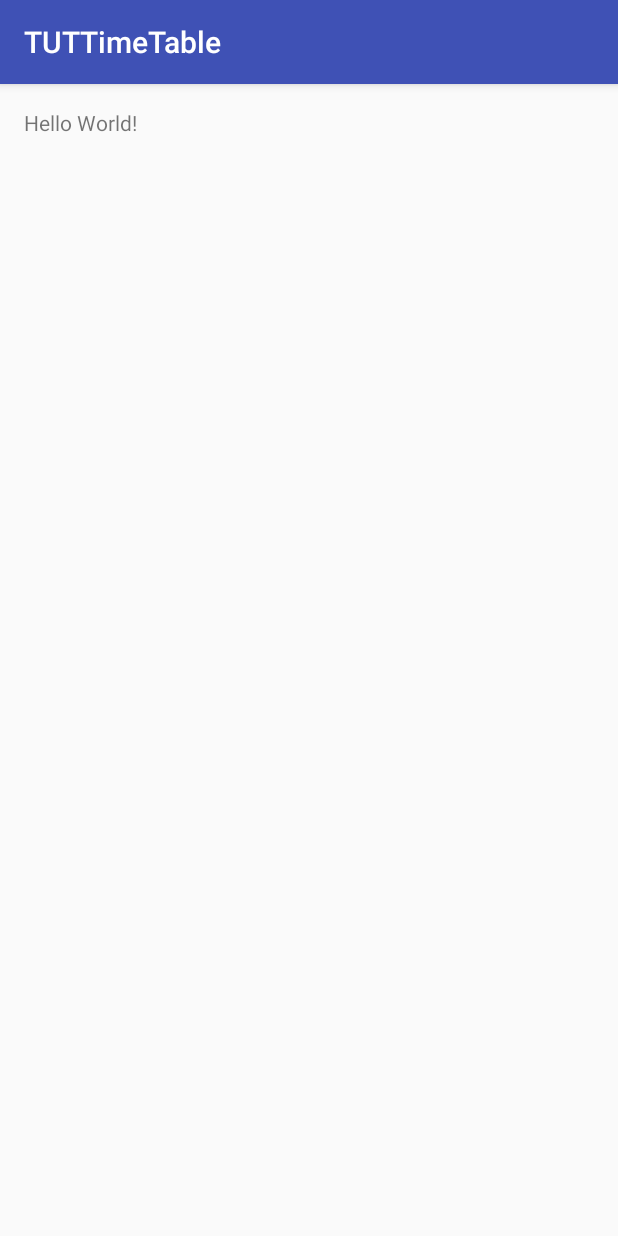
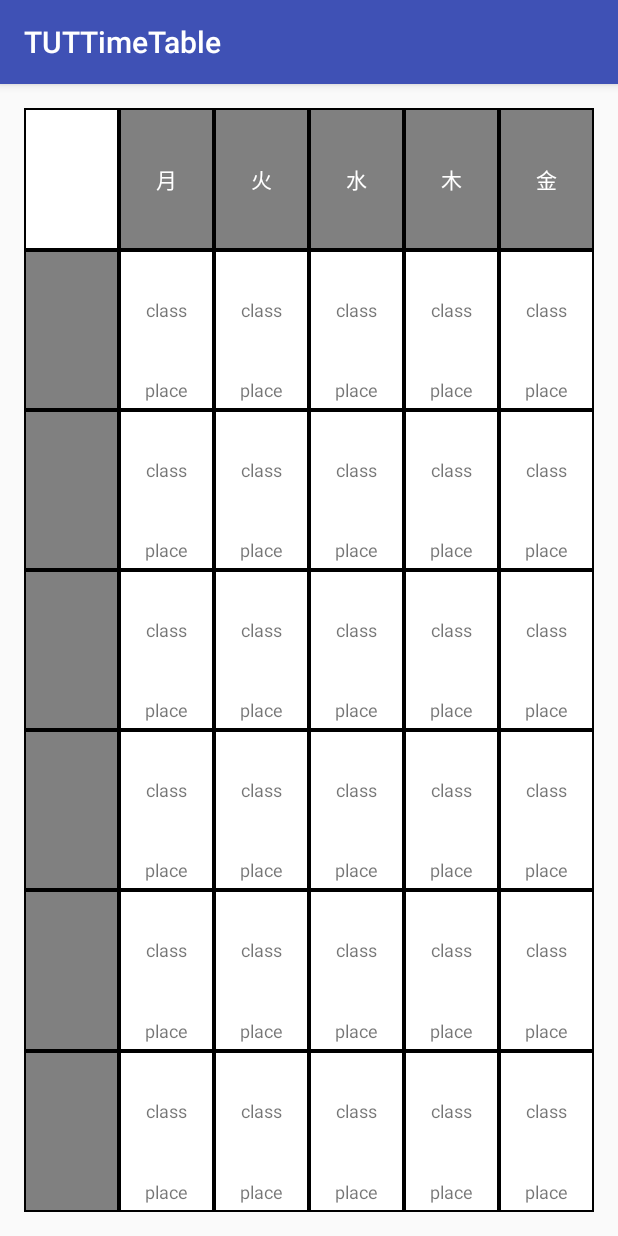
Before and after one commit to capacitypp/tut-timetable, an Android app: the screen it shows after launch (OldTimeTableActivity), on a phone screen of 412 x 824 dp. Run offline under Robolectric (Android 15) with nearby library versions, the phone set to English and light mode, and no system bars.

Commit message:
Display a basic time table

```diff
--- /dev/null
+++ b/app/src/main/res/drawable/table_rule1.xml
@@ -0,0 +1,10 @@
+<?xml version="1.0" encoding="utf-8"?>
+<shape xmlns:android="http://schemas.android.com/apk/res/android"
+    android:shape="rectangle">
+    <solid android:color="#ffffff"/>
+
+    <stroke
+        android:width="1dp"
+        android:color="#000000"/>
+
+</shape>
--- /dev/null
+++ b/app/src/main/res/drawable/table_rule2.xml
@@ -0,0 +1,10 @@
+<?xml version="1.0" encoding="utf-8"?>
+<shape xmlns:android="http://schemas.android.com/apk/res/android"
+    android:shape="rectangle">
+    <solid android:color="#808080"/>
+
+    <stroke
+        android:width="1dp"
+        android:color="#000000"/>
+
+</shape>
--- a/app/src/main/res/layout/activity_old_time_table.xml
+++ b/app/src/main/res/layout/activity_old_time_table.xml
@@ -1,5 +1,5 @@
 <?xml version="1.0" encoding="utf-8"?>
-<RelativeLayout xmlns:android="http://schemas.android.com/apk/res/android"
+<TableLayout xmlns:android="http://schemas.android.com/apk/res/android"
     xmlns:tools="http://schemas.android.com/tools"
     android:id="@+id/activity_old_time_table"
     android:layout_width="match_parent"
@@ -10,8 +10,33 @@
     android:paddingTop="@dimen/activity_vertical_margin"
     tools:context="com.capacitypp.tuttimetable.OldTimeTableActivity">
 
-    <TextView
-        android:layout_width="wrap_content"
-        android:layout_height="wrap_content"
-        android:text="Hello World!" />
-</RelativeLayout>
+    <include layout="@layout/table_row1"
+        android:layout_width="match_parent"
+        android:layout_height="0dp"
+        android:layout_weight="0.5"/>
+    <include layout="@layout/table_row2"
+        android:layout_width="match_parent"
+        android:layout_height="0dp"
+        android:layout_weight="0.5"/>
+    <include layout="@layout/table_row2"
+        android:layout_width="match_parent"
+        android:layout_height="0dp"
+        android:layout_weight="0.5"/>
+    <include layout="@layout/table_row2"
+        android:layout_width="match_parent"
+        android:layout_height="0dp"
+        android:layout_weight="0.5"/>
+    <include layout="@layout/table_row2"
+        android:layout_width="match_parent"
+        android:layout_height="0dp"
+        android:layout_weight="0.5"/>
+    <include layout="@layout/table_row2"
+        android:layout_width="match_parent"
+        android:layout_height="0dp"
+        android:layout_weight="0.5"/>
+    <include layout="@layout/table_row2"
+        android:layout_width="match_parent"
+        android:layout_height="0dp"
+        android:layout_weight="0.5"/>
+
+</TableLayout>
--- /dev/null
+++ b/app/src/main/res/layout/table.xml
@@ -0,0 +1,24 @@
+<?xml version="1.0" encoding="utf-8"?>
+<LinearLayout xmlns:android="http://schemas.android.com/apk/res/android"
+    android:orientation="vertical"
+    android:layout_width="match_parent"
+    android:layout_height="match_parent"
+    android:background="@drawable/table_rule1">
+
+    <TextView
+        android:layout_width="match_parent"
+        android:layout_height="0dp"
+        android:layout_weight="3"
+        android:gravity="center"
+        android:textSize="12sp"
+        android:text="@string/class_name"/>
+
+    <TextView
+        android:layout_width="match_parent"
+        android:layout_height="0dp"
+        android:layout_weight="1"
+        android:gravity="center"
+        android:textSize="12sp"
+        android:text="@string/place"/>
+
+</LinearLayout>
--- /dev/null
+++ b/app/src/main/res/layout/table_row1.xml
@@ -0,0 +1,54 @@
+<?xml version="1.0" encoding="utf-8"?>
+<TableRow xmlns:android="http://schemas.android.com/apk/res/android"
+    android:orientation="vertical"
+    android:layout_width="match_parent"
+    android:layout_height="match_parent">
+
+    <TextView
+        android:layout_width="0dp"
+        android:layout_height="match_parent"
+        android:layout_weight="0.5"
+        android:background="@drawable/table_rule1"
+        android:gravity="center"/>
+    <TextView
+        android:layout_width="0dp"
+        android:layout_height="match_parent"
+        android:layout_weight="0.5"
+        android:background="@drawable/table_rule2"
+        android:gravity="center"
+        android:textColor="#ffffff"
+        android:text="@string/monday"/>
+    <TextView
+        android:layout_width="0dp"
+        android:layout_height="match_parent"
+        android:layout_weight="0.5"
+        android:background="@drawable/table_rule2"
+        android:gravity="center"
+        android:textColor="#ffffff"
+        android:text="@string/tuesday"/>
+    <TextView
+        android:layout_width="0dp"
+        android:layout_height="match_parent"
+        android:layout_weight="0.5"
+        android:background="@drawable/table_rule2"
+        android:gravity="center"
+        android:textColor="#ffffff"
+        android:text="@string/wednesday"/>
+    <TextView
+        android:layout_width="0dp"
+        android:layout_height="match_parent"
+        android:layout_weight="0.5"
+        android:background="@drawable/table_rule2"
+        android:gravity="center"
+        android:textColor="#ffffff"
+        android:text="@string/thursday"/>
+    <TextView
+        android:layout_width="0dp"
+        android:layout_height="match_parent"
+        android:layout_weight="0.5"
+        android:background="@drawable/table_rule2"
+        android:gravity="center"
+        android:textColor="#ffffff"
+        android:text="@string/friday"/>
+
+</TableRow>
--- /dev/null
+++ b/app/src/main/res/layout/table_row2.xml
@@ -0,0 +1,35 @@
+<?xml version="1.0" encoding="utf-8"?>
+<TableRow xmlns:android="http://schemas.android.com/apk/res/android"
+    android:orientation="vertical"
+    android:layout_width="match_parent"
+    android:layout_height="match_parent">
+
+    <TextView
+        android:layout_width="0dp"
+        android:layout_height="match_parent"
+        android:layout_weight="0.5"
+        android:background="@drawable/table_rule2"
+        android:gravity="center"
+        android:textColor="#ffffff"/>
+    <include layout="@layout/table"
+        android:layout_width="0dp"
+        android:layout_height="match_parent"
+        android:layout_weight="0.5"/>
+    <include layout="@layout/table"
+        android:layout_width="0dp"
+        android:layout_height="match_parent"
+        android:layout_weight="0.5"/>
+    <include layout="@layout/table"
+        android:layout_width="0dp"
+        android:layout_height="match_parent"
+        android:layout_weight="0.5"/>
+    <include layout="@layout/table"
+        android:layout_width="0dp"
+        android:layout_height="match_parent"
+        android:layout_weight="0.5"/>
+    <include layout="@layout/table"
+        android:layout_width="0dp"
+        android:layout_height="match_parent"
+        android:layout_weight="0.5"/>
+
+</TableRow>
--- a/app/src/main/res/values/strings.xml
+++ b/app/src/main/res/values/strings.xml
@@ -1,3 +1,25 @@
 <resources>
     <string name="app_name">TUTTimeTable</string>
+    <string name="action_settings">Settings</string>
+    <string name="action_init">時間割の初期化</string>
+    <string name="actoin_class_record">休講・補講情報</string>
+    <string name="monday">月</string>
+    <string name="tuesday">火</string>
+    <string name="wednesday">水</string>
+    <string name="thursday">木</string>
+    <string name="friday">金</string>
+    <string name="class_name">class</string>
+    <string name="place">place</string>
+    <string name="title_activity_edit_class">講義情報の編集</string>
+    <string name="edit_class_hint_title">科目名</string>
+    <string name="edit_class_hint_teacher">教員</string>
+    <string name="edit_class_hint_place">教室</string>
+    <string name="edit_class_button_ok">OK</string>
+    <string name="title_activity_class_record">休講・補講情報</string>
+    <string name="class_record_day">日付</string>
+    <string name="class_record_period">時限</string>
+    <string name="class_record_title">科目</string>
+    <string name="class_record_year">年次</string>
+    <string name="class_record_course">課程</string>
+    <string name="class_record_type">休講/補講</string>
 </resources>
```
